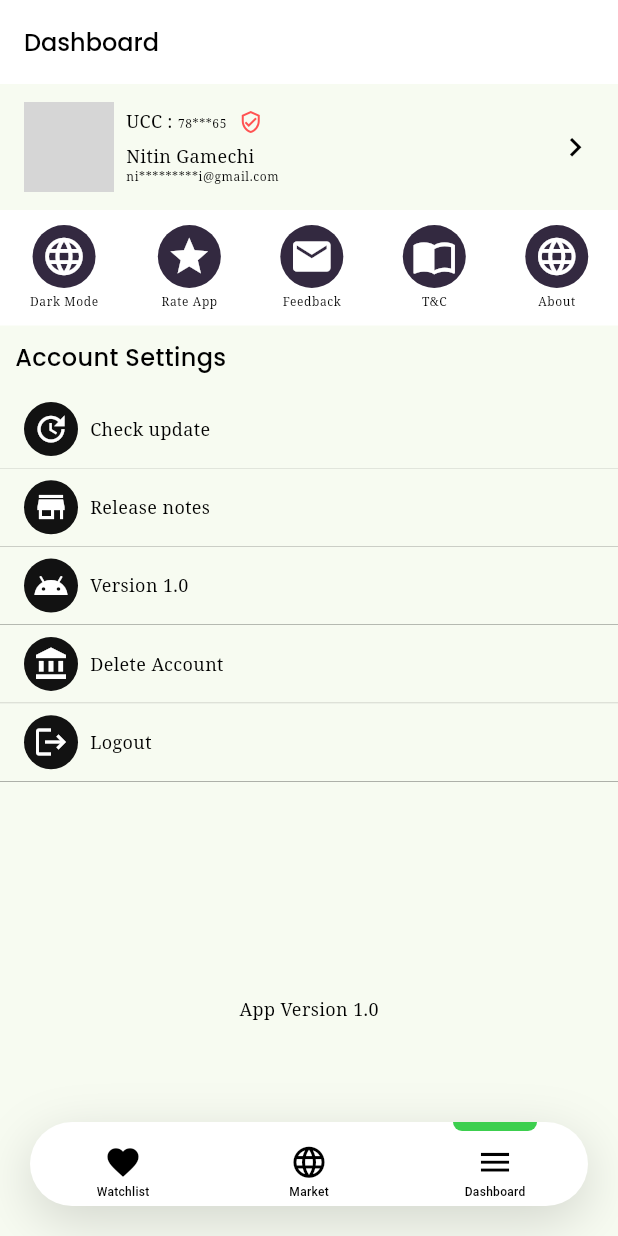
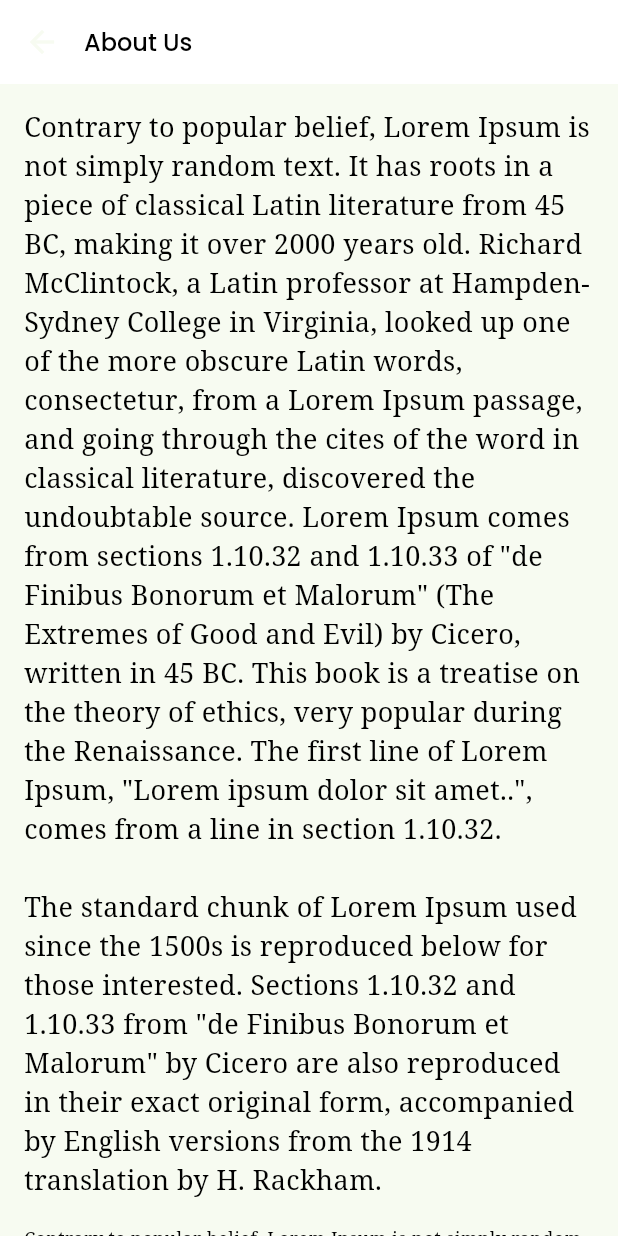
Before and after one commit to GamechiNitin/SimpleBank, a Flutter app: the screen it shows after launch, item 3 of the bottom bar chosen, after a tap on "About", on a phone screen of 412 x 824 dp. Run offline on Flutter 3.47's test engine with Material 2 defaults, Android fonts, the phone set to English and light mode, and no system bars; our stand-ins replace flutter_bloc, google_fonts, shared_preferences; network calls fail; grey boxes are pictures that could not be loaded.

Commit message:
About us : UI and other changes

```diff
--- a/lib/model/watchlist_model.dart
+++ b/lib/model/watchlist_model.dart
@@ -1,8 +1,10 @@
 class WatchlistModel {
   String? bankName;
+  String? type;
   String? shortBankName;
   WatchlistModel({
     this.bankName,
+    this.type,
     this.shortBankName,
   });
 }
--- a/lib/utils/colors.dart
+++ b/lib/utils/colors.dart
@@ -13,6 +13,7 @@ const Color kHintColor = Colors.black38;
 
 const Color kErrorColor = Colors.redAccent;
 const Color kBlueAccentColor = Colors.blueAccent;
+const Color kBlueColor = Colors.blue;
 
 // Dark Theme Color
 const Color kDarkGreyColor = Color(0xFF121212);
--- a/lib/utils/theme.dart
+++ b/lib/utils/theme.dart
@@ -20,6 +20,7 @@ class AppTheme {
       ),
       // brightness: Brightness.dark,
       appBarTheme: AppBarTheme(
+        titleSpacing: 0,
         backgroundColor: kWhiteColor,
         titleTextStyle: GoogleFonts.poppins(
           color: kBlackColor,
@@ -79,6 +80,7 @@ class AppTheme {
     ),
     useMaterial3: true,
     appBarTheme: AppBarTheme(
+      titleSpacing: 0,
       backgroundColor: kDarkGreyColor,
       titleTextStyle: GoogleFonts.poppins(
         color: kWhiteColor,
@@ -103,15 +105,8 @@ class AppTheme {
     ),
     // Text Theme
     textTheme: TextTheme(
-      bodyMedium: GoogleFonts.notoSerif(
-        fontSize: size12,
-        color: kWhiteColor,
-        // height: 0,
-      ),
-      bodySmall: GoogleFonts.notoSerif(
-        fontSize: size8,
-        color: kWhiteColor,
-      ),
+      bodyMedium: GoogleFonts.poppins(color: kWhiteColor),
+      bodySmall: GoogleFonts.notoSerif(color: kWhiteColor),
     ),
   );
 }
--- a/lib/view/screen/bnb/component/watchlist_component.dart
+++ b/lib/view/screen/bnb/component/watchlist_component.dart
@@ -5,9 +5,11 @@ class WatchlistComponent extends StatelessWidget {
     super.key,
     required this.shortName,
     required this.bankName,
+    required this.type,
   });
   final String shortName;
   final String bankName;
+  final String type;
 
   @override
   Widget build(BuildContext context) {
@@ -34,20 +36,36 @@ class WatchlistComponent extends StatelessWidget {
               shortName.substring(0, 1),
               style: const TextStyle(
                 fontSize: size18,
-                color: kBlackColor
-                ,
+                color: kBlackColor,
               ),
             ),
           ),
           Column(
             crossAxisAlignment: CrossAxisAlignment.start,
             children: [
-              Text(
-                shortName,
-                style: Theme.of(context)
-                    .appBarTheme
-                    .titleTextStyle
-                    ?.copyWith(fontSize: size12),
+              Row(
+                mainAxisAlignment: MainAxisAlignment.spaceBetween,
+                children: [
+                  Text(
+                    "$type : ",
+                    style:
+                        Theme.of(context).appBarTheme.titleTextStyle?.copyWith(
+                              fontSize: size12,
+                              color: type == "Bank"
+                                  ? kPrimaryColor
+                                  : type != "ALL"
+                                      ? kBlueColor
+                                      : kLightPrimaryColor,
+                            ),
+                  ),
+                  Text(
+                    shortName,
+                    style:
+                        Theme.of(context).appBarTheme.titleTextStyle?.copyWith(
+                              fontSize: size12,
+                            ),
+                  ),
+                ],
               ),
               Text(
                 bankName,
--- a/lib/view/screen/bnb/dashboard_screen.dart
+++ b/lib/view/screen/bnb/dashboard_screen.dart
@@ -1,4 +1,6 @@
+import 'package:google_fonts/google_fonts.dart';
 import 'package:simple_bank/utils/import.dart';
+import 'package:simple_bank/view/screen/more/about_page.dart';
 
 class DashboardScreen extends StatefulWidget {
   const DashboardScreen({super.key});
@@ -128,7 +130,13 @@ class _DashboardScreenState extends State<DashboardScreen> {
                 MyWidget(
                   text: "About",
                   icon: Icons.language,
-                  onTap: () {},
+                  onTap: () {
+                    Navigator.of(context).push(
+                      MaterialPageRoute(
+                        builder: (context) => const AboutPage(),
+                      ),
+                    );
+                  },
                 ),
               ],
             ),
@@ -263,7 +271,13 @@ class MyWidget2 extends StatelessWidget {
           ),
           Text(
             text,
-            style: Theme.of(context).textTheme.bodyMedium,
+            style: Theme.of(context).textTheme.bodySmall?.copyWith(
+                  fontFamily: GoogleFonts.notoSerif.toString(),
+                ),
+          ),
+          Text(
+            text,
+            style: Theme.of(context).textTheme.bodySmall,
           ),
         ],
       ),
--- /dev/null
+++ b/lib/view/screen/more/about_page.dart
@@ -0,0 +1,43 @@
+import 'package:simple_bank/utils/import.dart';
+
+class AboutPage extends StatelessWidget {
+  const AboutPage({super.key});
+
+  @override
+  Widget build(BuildContext context) {
+    return Scaffold(
+      appBar: AppBar(
+        title: const Text("About Us"),
+      ),
+      body: ListView(
+        padding: const EdgeInsets.all(16),
+        children: const [
+          Text(
+            'Contrary to popular belief, Lorem Ipsum is not simply random text. It has roots in a piece of classical Latin literature from 45 BC, making it over 2000 years old. Richard McClintock, a Latin professor at Hampden-Sydney College in Virginia, looked up one of the more obscure Latin words, consectetur, from a Lorem Ipsum passage, and going through the cites of the word in classical literature, discovered the undoubtable source. Lorem Ipsum comes from sections 1.10.32 and 1.10.33 of "de Finibus Bonorum et Malorum" (The Extremes of Good and Evil) by Cicero, written in 45 BC. This book is a treatise on the theory of ethics, very popular during the Renaissance. The first line of Lorem Ipsum, "Lorem ipsum dolor sit amet..", comes from a line in section 1.10.32. \n\nThe standard chunk of Lorem Ipsum used since the 1500s is reproduced below for those interested. Sections 1.10.32 and 1.10.33 from "de Finibus Bonorum et Malorum" by Cicero are also reproduced in their exact original form, accompanied by English versions from the 1914 translation by H. Rackham.',
+            style: TextStyle(
+              fontSize: size18,
+            ),
+          ),
+          Text(
+            '\nContrary to popular belief, Lorem Ipsum is not simply random text. It has roots in a piece of classical Latin literature from 45 BC, making it over 2000 years old. Richard McClintock, a Latin professor at Hampden-Sydney College in Virginia, looked up one of the more obscure Latin words, consectetur, from a Lorem Ipsum passage, and going through the cites of the word in classical literature, discovered the undoubtable source. Lorem Ipsum comes from sections 1.10.32 and 1.10.33 of "de Finibus Bonorum et Malorum" (The Extremes of Good and Evil) by Cicero, written in 45 BC. This book is a treatise on the theory of ethics, very popular during the Renaissance. The first line of Lorem Ipsum, "Lorem ipsum dolor sit amet..", comes from a line in section 1.10.32. \n\nThe standard chunk of Lorem Ipsum used since the 1500s is reproduced below for those interested. Sections 1.10.32 and 1.10.33 from "de Finibus Bonorum et Malorum" by Cicero are also reproduced in their exact original form, accompanied by English versions from the 1914 translation by H. Rackham.',
+            style: TextStyle(
+              fontSize: size12,
+            ),
+          ),
+          Text(
+            '\nContrary to popular belief, Lorem Ipsum is not simply random text. It has roots in a piece of classical Latin literature from 45 BC, making it over 2000 years old. Richard McClintock, a Latin professor at Hampden-Sydney College in Virginia, looked up one of the more obscure Latin words, consectetur, from a Lorem Ipsum passage, and going through the cites of the word in classical literature, discovered the undoubtable source. Lorem Ipsum comes from sections 1.10.32 and 1.10.33 of "de Finibus Bonorum et Malorum" (The Extremes of Good and Evil) by Cicero, written in 45 BC. This book is a treatise on the theory of ethics, very popular during the Renaissance. The first line of Lorem Ipsum, "Lorem ipsum dolor sit amet..", comes from a line in section 1.10.32. \n\nThe standard chunk of Lorem Ipsum used since the 1500s is reproduced below for those interested. Sections 1.10.32 and 1.10.33 from "de Finibus Bonorum et Malorum" by Cicero are also reproduced in their exact original form, accompanied by English versions from the 1914 translation by H. Rackham.',
+            style: TextStyle(
+              fontSize: size12,
+            ),
+          ),
+          Text(
+            '\nContrary to popular belief, Lorem Ipsum is not simply random text. It has roots in a piece of classical Latin literature from 45 BC, making it over 2000 years old. Richard McClintock, a Latin professor at Hampden-Sydney College in Virginia, looked up one of the more obscure Latin words, consectetur, from a Lorem Ipsum passage, and going through the cites of the word in classical literature, discovered the undoubtable source. Lorem Ipsum comes from sections 1.10.32 and 1.10.33 of "de Finibus Bonorum et Malorum" (The Extremes of Good and Evil) by Cicero, written in 45 BC. This book is a treatise on the theory of ethics, very popular during the Renaissance. The first line of Lorem Ipsum, "Lorem ipsum dolor sit amet..", comes from a line in section 1.10.32. \n\nThe standard chunk of Lorem Ipsum used since the 1500s is reproduced below for those interested. Sections 1.10.32 and 1.10.33 from "de Finibus Bonorum et Malorum" by Cicero are also reproduced in their exact original form, accompanied by English versions from the 1914 translation by H. Rackham.',
+            style: TextStyle(
+              fontSize: size12,
+            ),
+          ),
+        ],
+      ),
+    );
+  }
+}
```
Also changed, not shown: lib/view/screen/bnb/home_screen.dart (+35 -3 lines).
